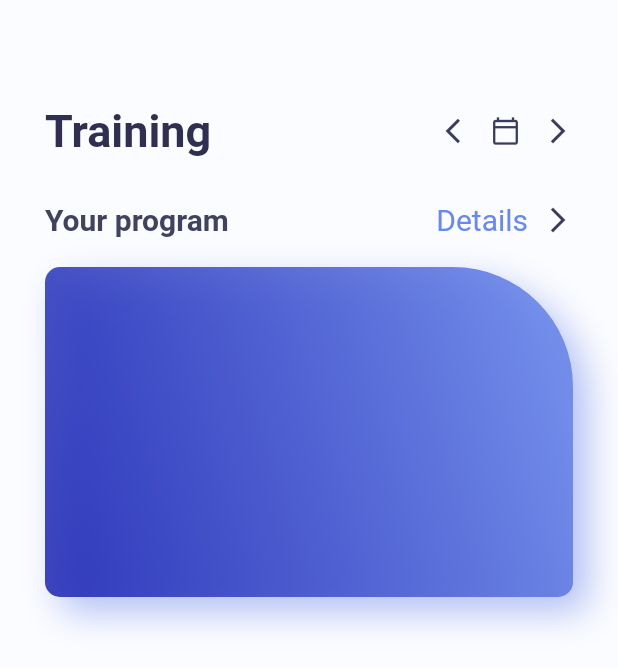
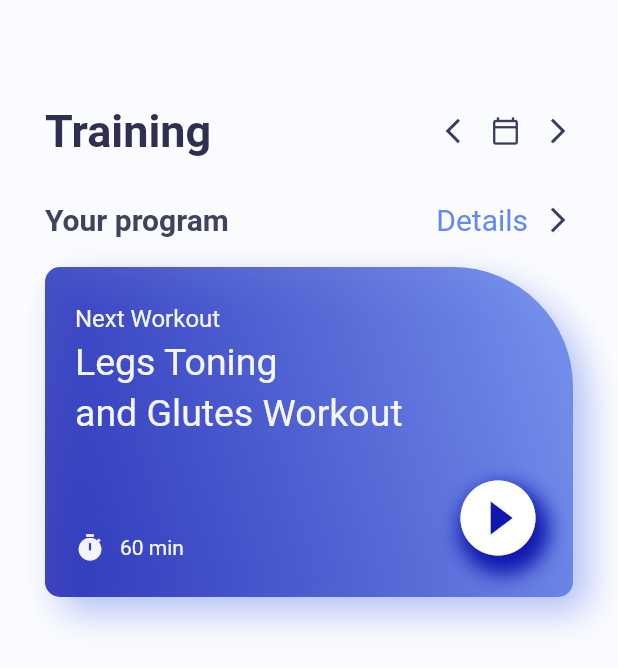
Before and after one commit to akromiafif/flutter-video-player, a Flutter app: the screen it shows after launch, on a phone screen of 412 x 824 dp. Shown: the top 668 px of the screen. Run offline on Flutter 3.47's test engine with Material 2 defaults, Android fonts, the phone set to English and light mode, and no system bars.

Commit message:
fix heading

```diff
--- a/lib/home_page.dart
+++ b/lib/home_page.dart
@@ -100,6 +100,79 @@ class _HomePageState extends State<HomePage> {
                         blurRadius: 20,
                         color: colors.AppColor.gradientSecond.withOpacity(0.5))
                   ]),
+              child: Container(
+                padding: const EdgeInsets.only(left: 20, top: 25, right: 20),
+                child: Column(
+                  crossAxisAlignment: CrossAxisAlignment.start,
+                  children: [
+                    Text(
+                      "Next Workout",
+                      style: TextStyle(
+                          fontSize: 16,
+                          color: colors.AppColor.homePageContainerTextSmall),
+                    ),
+                    SizedBox(
+                      height: 5,
+                    ),
+                    Text(
+                      "Legs Toning",
+                      style: TextStyle(
+                          fontSize: 25,
+                          color: colors.AppColor.homePageContainerTextSmall),
+                    ),
+                    SizedBox(
+                      height: 5,
+                    ),
+                    Text(
+                      "and Glutes Workout",
+                      style: TextStyle(
+                          fontSize: 25,
+                          color: colors.AppColor.homePageContainerTextSmall),
+                    ),
+                    SizedBox(
+                      height: 25,
+                    ),
+                    Row(
+                      crossAxisAlignment: CrossAxisAlignment.end,
+                      children: [
+                        Row(
+                          children: [
+                            Icon(
+                              Icons.timer,
+                              size: 20,
+                              color: colors.AppColor.homePageContainerTextSmall,
+                            ),
+                            SizedBox(
+                              width: 10,
+                            ),
+                            Text(
+                              "60 min",
+                              style: TextStyle(
+                                  fontSize: 14,
+                                  color: colors
+                                      .AppColor.homePageContainerTextSmall),
+                            ),
+                          ],
+                        ),
+                        Expanded(child: Container()),
+                        Container(
+                          decoration: BoxDecoration(boxShadow: [
+                            BoxShadow(
+                                color: colors.AppColor.gradientFirst,
+                                blurRadius: 10,
+                                offset: Offset(4, 8))
+                          ], borderRadius: BorderRadius.circular(60)),
+                          child: Icon(
+                            Icons.play_circle_fill,
+                            color: Colors.white,
+                            size: 60,
+                          ),
+                        )
+                      ],
+                    )
+                  ],
+                ),
+              ),
             )
           ],
         ),
```
Also changed, not shown: lib/colors.dart (+16 -16 lines).
